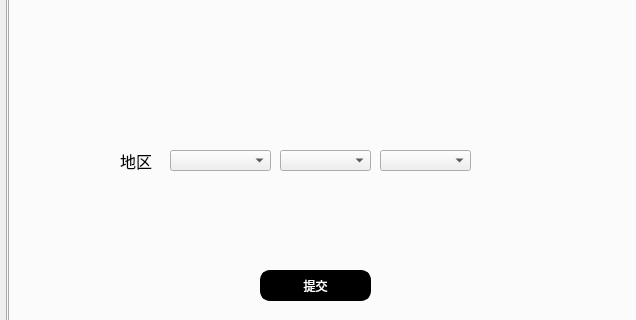
Above: manager.ui from sukiiiKotori/pymysql before the change; both pictures show x 164 to 800 and y 141 to 461 of the 800 by 600 pixel window. Below: the same form after it.
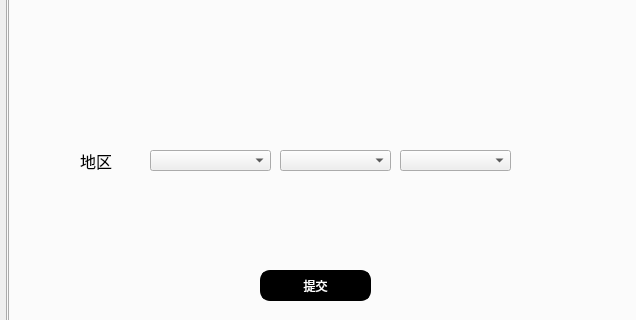
That is the form after the change. The open tabs and pages were chosen to show the change.

What changed in the file:
```diff
--- a/manager.ui
+++ b/manager.ui
@@ -59,7 +59,7 @@
       <widget class="QLabel" name="label_3">
        <property name="geometry">
         <rect>
-         <x>110</x>
+         <x>70</x>
          <y>150</y>
          <width>61</width>
          <height>41</height>
@@ -111,9 +111,9 @@
       <widget class="QComboBox" name="comboBox_ct1">
        <property name="geometry">
         <rect>
-         <x>370</x>
+         <x>390</x>
          <y>160</y>
-         <width>91</width>
+         <width>111</width>
          <height>21</height>
         </rect>
        </property>
@@ -121,9 +121,9 @@
       <widget class="QComboBox" name="comboBox_p1">
        <property name="geometry">
         <rect>
-         <x>160</x>
+         <x>140</x>
          <y>160</y>
-         <width>101</width>
+         <width>121</width>
          <height>21</height>
         </rect>
        </property>
@@ -133,7 +133,7 @@
         <rect>
          <x>270</x>
          <y>160</y>
-         <width>91</width>
+         <width>111</width>
          <height>21</height>
         </rect>
        </property>
```
Left out of the diff: 62 changed lines with no effect on the pictures.
